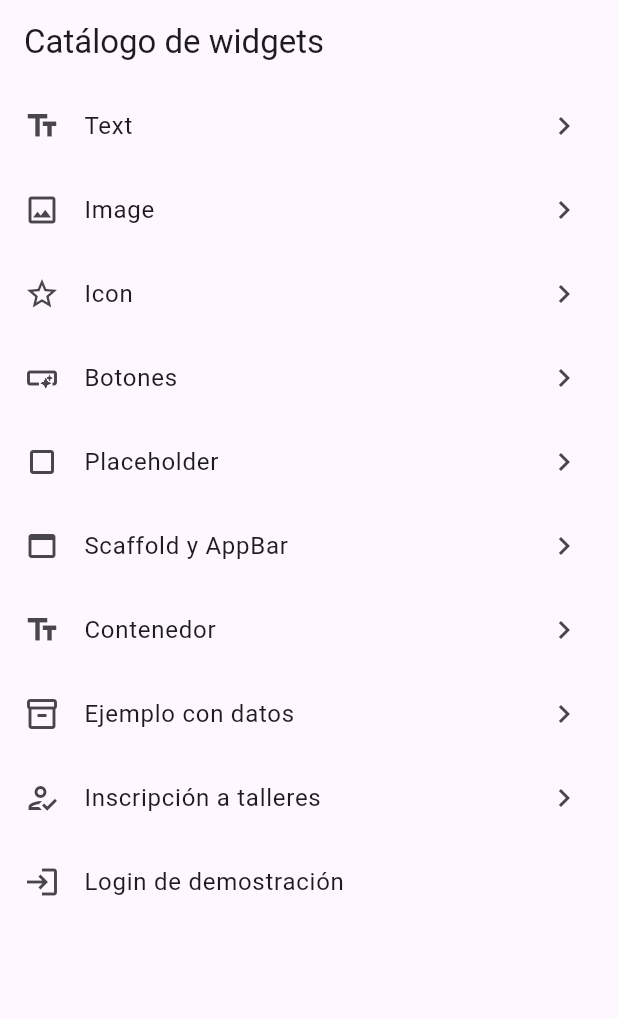
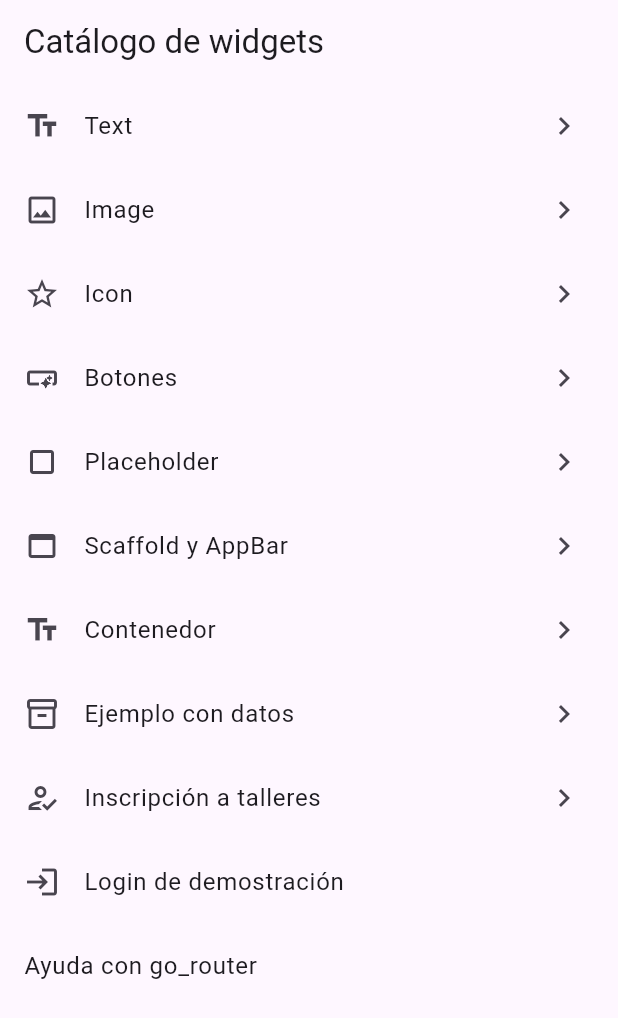
Before and after one commit to Dani-MV07/catalogo_widgets_flutter, a Flutter app: the screen it shows after launch, on a phone screen of 412 x 824 dp. Shown: the top 1018 px of the screen. Run offline on Flutter 3.47's test engine with Material 3 defaults, Android fonts, the phone set to English and light mode, and no system bars; our stand-ins replace go_router.

Commit message:
Integra navegación con go_router

```diff
--- /dev/null
+++ b/lib/app/router/app_router.dart
@@ -0,0 +1,16 @@
+import 'package:go_router/go_router.dart';
+
+import '../../ui/catalogo/ui/catalogo_pantalla.dart';
+import '../../ui/navegacion_avanzada/ui/ayuda_pantalla.dart';
+
+GoRouter crearRouter() => GoRouter(
+  initialLocation: '/',
+  routes: [
+    GoRoute(path: '/', builder: (context, state) => const CatalogoPantalla()),
+    GoRoute(
+      path: '/ayuda',
+      name: 'ayuda',
+      builder: (context, state) => const AyudaPantalla(),
+    ),
+  ],
+);
--- a/lib/main.dart
+++ b/lib/main.dart
@@ -1,3 +1,4 @@
+import 'package:catalogo_widget_flutter/app/router/app_router.dart';
 import 'package:catalogo_widget_flutter/ui/catalogo/ui/catalogo_pantalla.dart';
 import 'package:flutter/material.dart';
 
@@ -11,11 +12,17 @@ class MyApp extends StatelessWidget {
   // This widget is the root of your application.
   @override
   Widget build(BuildContext context) {
-    return MaterialApp(
-      title: 'Catalogo Widgets Flutter',
-      theme: ThemeData(colorScheme: .fromSeed(seedColor: Colors.deepPurple)),
-      home: const CatalogoPantalla(),
+    return MaterialApp.router(
       debugShowCheckedModeBanner: false,
+      title: 'Catálogo con rutas',
+      routerConfig: crearRouter(),
     );
+
+    // MaterialApp(
+    //   title: 'Catalogo Widgets Flutter',
+    //   theme: ThemeData(colorScheme: .fromSeed(seedColor: Colors.deepPurple)),
+    //   home: const CatalogoPantalla(),
+    //   debugShowCheckedModeBanner: false,
+    // );
   }
 }
--- a/lib/ui/catalogo/ui/catalogo_pantalla.dart
+++ b/lib/ui/catalogo/ui/catalogo_pantalla.dart
@@ -4,6 +4,7 @@ import 'package:catalogo_widget_flutter/ui/catalogo/ui/contenedores_1_ejemplos_p
 import 'package:catalogo_widget_flutter/ui/prestamos/ui/ejemplo_datos_pantalla.dart';
 import 'package:catalogo_widget_flutter/ui/inscripcion/ui/inscripcion_ejemplo_pantalla.dart';
 import 'package:flutter/material.dart';
+import 'package:go_router/go_router.dart';
 
 import 'text_ejemplos_pantalla.dart';
 import 'image_ejemplos_pantalla.dart';
@@ -142,6 +143,16 @@ class CatalogoPantalla extends StatelessWidget {
               ),
             ),
           ),
+          ListTile(
+            title: const Text('Ayuda con go_router'),
+
+            onTap: () async {
+              final elegido = await context.push<String>('/ayuda');
+              if (!context.mounted || elegido == null) return;
+              ScaffoldMessenger.of(context)
+                  .showSnackBar(SnackBar(content: Text(elegido)));
+            },
+          ),
         ],
       ),
     );
```
Also changed, not shown: lib/app/router/ruta_talleres.dart (added, +30 -0 lines), lib/ui/navegacion_avanzada/ui/ayuda_pantalla.dart (added, +40 -0 lines), lib/ui/navegacion_avanzada/ui/detalle_taller_pantalla.dart (added, +33 -0 lines), lib/ui/navegacion_avanzada/ui/talleres_pantalla.dart (added, +39 -0 lines), lib/ui/navegacion_avanzada/view_models/detalle_taller_viewmodel.dart (added, +15 -0 lines), lib/ui/navegacion_avanzada/view_models/talleres_viewmodel.dart (added, +12 -0 lines).
